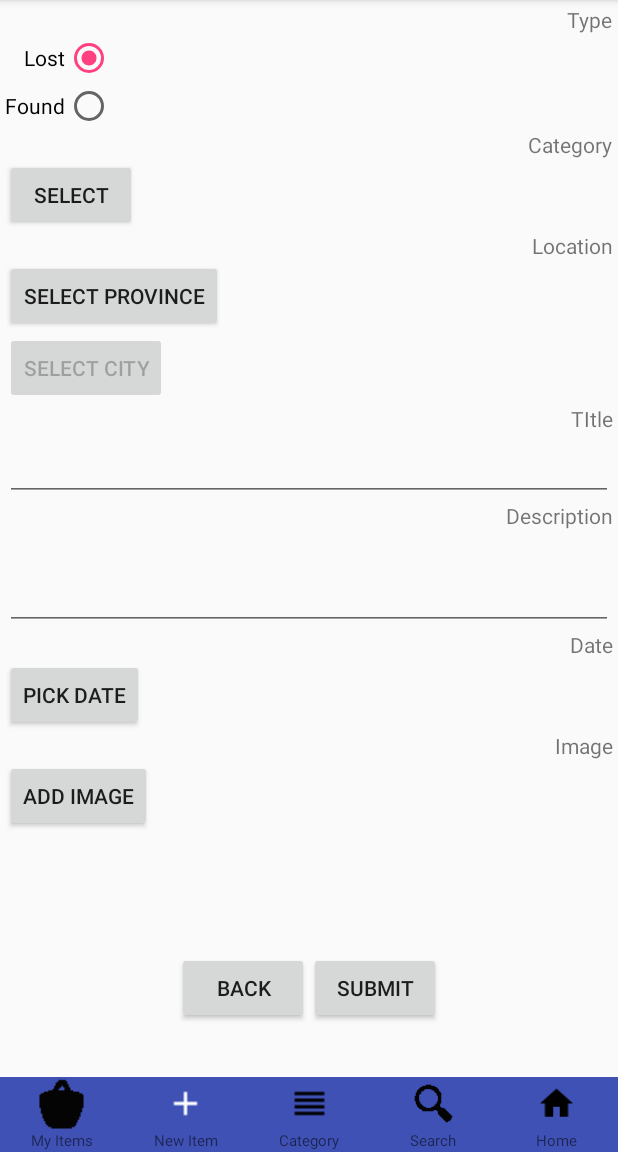
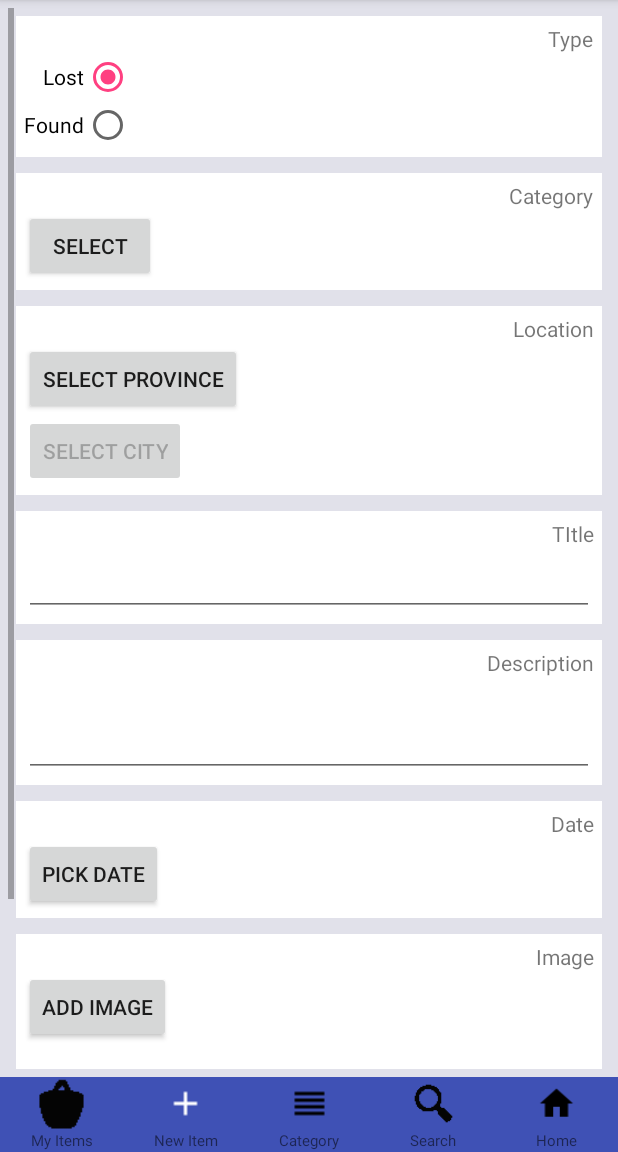
Before and after one commit to rezasadeghzadeh/mozh, an Android app: the screen it shows after launch (MainActivity), after a tap on an icon or button, on a phone screen of 412 x 824 dp, the part 84-1236 px from its top. Run offline under Robolectric (Android 15) with nearby library versions, the phone set to English and light mode, and no system bars; our stand-ins replace Volley; libraries missing offline, so code that uses them is left out: com.mohamadamin.persianmaterialdatetimepicker; network calls fail; 2 statements that could not run were skipped.

Commit message:
layout change

```diff
--- a/app/app/src/main/AndroidManifest.xml
+++ b/app/app/src/main/AndroidManifest.xml
@@ -12,7 +12,7 @@
         android:label="@string/app_name"
         android:supportsRtl="true"
         android:theme="@style/AppTheme">
-        <activity android:name=".MainActivity">
+        <activity android:name=".MainActivity" android:screenOrientation="portrait">
             <intent-filter>
                 <action android:name="android.intent.action.MAIN" />
 
--- a/app/app/src/main/java/ir/sadeghzadeh/mozhdegani/Const.java
+++ b/app/app/src/main/java/ir/sadeghzadeh/mozhdegani/Const.java
@@ -16,6 +16,7 @@ public class Const {
 
     private static final String STATIC_URL = "/static";
     public static final String THUMBNAIL_URL = STATIC_URL + "/t";
+    public static final String FULL_IMAGE_URL = STATIC_URL + "/f";
     public static final String DETAIL_ITEM_URL = SERVER_URL + "/item/detail";
 
 
--- a/app/app/src/main/java/ir/sadeghzadeh/mozhdegani/fragment/DetailItemFragment.java
+++ b/app/app/src/main/java/ir/sadeghzadeh/mozhdegani/fragment/DetailItemFragment.java
@@ -76,7 +76,7 @@ public class DetailItemFragment extends BaseFragment{
                 date.setText(item.Date);
                 city.setText(String.valueOf(item.CityTitle));
                 if(item.ImageExt != null && !item.ImageExt.isEmpty()){
-                    String uri = Const.SERVER_URL + Const.THUMBNAIL_URL + "/" + item.id + item.ImageExt;
+                    String uri = Const.SERVER_URL + Const.FULL_IMAGE_URL + "/" + item.id + item.ImageExt;
                     itemImage.setImageUrl(uri, ApplicationController.getInstance().getImageLoaderInstance());
                 }
             }
--- a/app/app/src/main/res/layout/category_fragment.xml
+++ b/app/app/src/main/res/layout/category_fragment.xml
@@ -1,9 +1,11 @@
 <?xml version="1.0" encoding="utf-8"?>
 <LinearLayout xmlns:android="http://schemas.android.com/apk/res/android"
     android:orientation="vertical" android:layout_width="match_parent"
-    android:layout_height="match_parent">
+    android:layout_height="match_parent"
+    style="@style/BoxMain"
+    >
 
-    <ListView
+    <ListView style="@style/BoxElement"
         android:id="@+id/category_list"
         android:layout_width="match_parent"
         android:layout_height="wrap_content"></ListView>
--- a/app/app/src/main/res/layout/detail_item_fragment.xml
+++ b/app/app/src/main/res/layout/detail_item_fragment.xml
@@ -8,9 +8,9 @@
 
     <com.android.volley.toolbox.NetworkImageView
         android:id="@+id/item_image"
-        android:layout_width="@dimen/item_image_height"
-        android:layout_height="@dimen/item_image_width"
-        android:scaleType="fitXY"
+        android:layout_width="match_parent"
+        android:layout_height="@dimen/item_image_height"
+        android:scaleType="fitCenter"
         android:src="@drawable/ic_no_photo"
         android:layout_weight="0.40" />
     <TextView
--- a/app/app/src/main/res/layout/new_fragment.xml
+++ b/app/app/src/main/res/layout/new_fragment.xml
@@ -1,8 +1,8 @@
 <?xml version="1.0" encoding="utf-8"?>
 <ScrollView xmlns:android="http://schemas.android.com/apk/res/android"
     android:layout_width="match_parent"
-    android:padding="@dimen/layout_padding"
-    android:layout_height="match_parent">
+    android:layout_height="match_parent"
+    style="@style/BoxMain">
     <LinearLayout
         android:layout_width="match_parent"
         android:layout_height="match_parent"
@@ -11,7 +11,8 @@
         <LinearLayout
             android:layout_width="match_parent"
             android:layout_height="wrap_content"
-            android:orientation="vertical">
+            android:orientation="vertical"
+            style="@style/BoxElement">
 
             <TextView
                 android:layout_width="wrap_content"
@@ -43,7 +44,8 @@
         <LinearLayout
             android:layout_width="match_parent"
             android:layout_height="wrap_content"
-            android:orientation="vertical">
+            android:orientation="vertical"
+            style="@style/BoxElement">
 
             <TextView
                 android:layout_width="wrap_content"
@@ -60,7 +62,8 @@
         <LinearLayout
             android:layout_width="match_parent"
             android:layout_height="wrap_content"
-            android:orientation="vertical">
+            android:orientation="vertical"
+            style="@style/BoxElement">
             <TextView
                 android:layout_width="wrap_content"
                 android:layout_height="wrap_content" android:text="@string/location" />
@@ -81,7 +84,8 @@
         <LinearLayout
             android:layout_width="match_parent"
             android:layout_height="wrap_content"
-            android:orientation="vertical">
+            android:orientation="vertical"
+            style="@style/BoxElement">
 
             <TextView
                 android:layout_width="wrap_content"
@@ -98,7 +102,8 @@
         <LinearLayout
             android:layout_width="match_parent"
             android:layout_height="wrap_content"
-            android:orientation="vertical">
+            android:orientation="vertical"
+            style="@style/BoxElement">
 
             <TextView
                 android:layout_width="wrap_content"
@@ -118,7 +123,8 @@
         <LinearLayout
             android:layout_width="match_parent"
             android:layout_height="wrap_content"
-            android:orientation="vertical">
+            android:orientation="vertical"
+            style="@style/BoxElement">
 
             <TextView
                 android:layout_width="wrap_content"
@@ -137,7 +143,8 @@
         <LinearLayout
             android:layout_width="match_parent"
             android:layout_height="wrap_content"
-            android:orientation="vertical">
+            android:orientation="vertical"
+            style="@style/BoxElement">
 
             <TextView
                 android:layout_width="wrap_content"
@@ -161,7 +168,8 @@
             android:layout_width="match_parent"
             android:layout_height="wrap_content"
             android:gravity="center"
-            android:orientation="horizontal">
+            android:orientation="horizontal"
+            style="@style/BoxElement">
 
             <Button
                 android:id="@+id/submit"
--- a/app/app/src/main/res/values/colors.xml
+++ b/app/app/src/main/res/values/colors.xml
@@ -3,4 +3,6 @@
     <color name="colorPrimary">#3F51B5</color>
     <color name="colorPrimaryDark">#303F9F</color>
     <color name="colorAccent">#FF4081</color>
+    <color name="layoutBackground">#e1e1ea</color>
+    <color name="elementBoxBackground">#fff</color>
 </resources>
--- a/app/app/src/main/res/values/dimens.xml
+++ b/app/app/src/main/res/values/dimens.xml
@@ -7,4 +7,7 @@
     <dimen name="layout_padding" >3dp</dimen>
     <dimen name="item_image_height" >200dp</dimen>
     <dimen name="item_image_width" >200dp</dimen>
+    <dimen name="element_box_margin" >5dp</dimen>
+    <dimen name="element_box_padding" >5dp</dimen>
+
 </resources>
--- a/app/app/src/main/res/values/styles.xml
+++ b/app/app/src/main/res/values/styles.xml
@@ -8,4 +8,16 @@
         <item name="colorAccent">@color/colorAccent</item>
     </style>
 
+    <style name="BoxElement">
+        <item name="android:background">@color/elementBoxBackground</item>
+        <item name="android:layout_margin">@dimen/element_box_margin</item>
+        <item name="android:padding">@dimen/element_box_padding</item>
+
+    </style>
+
+    <style name="BoxMain">
+        <item name="android:background">@color/layoutBackground</item>
+        <item name="android:padding">@dimen/element_box_padding</item>
+    </style>
+
 </resources>
```
Also changed, not shown: app/app/src/main/res/layout/search_fragment.xml (+6 -2 lines), 3 other files.
